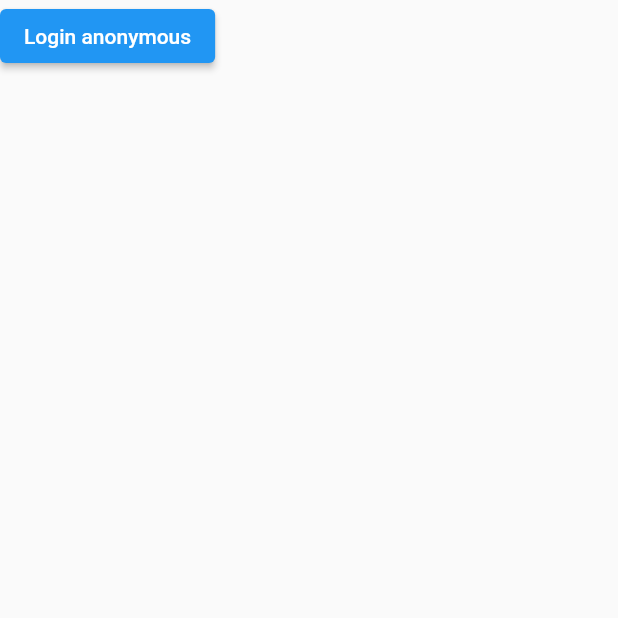
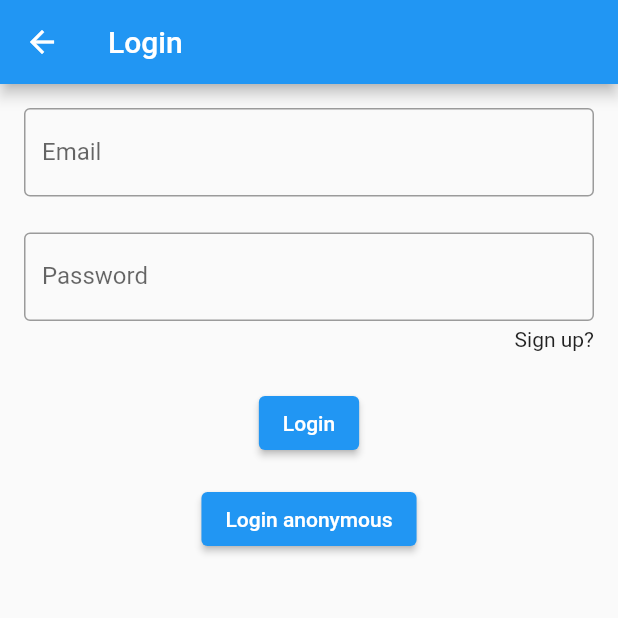
Before and after one commit to bachsoda326/todo_firebase, a Flutter app: the LoginPage screen opened directly, on a phone screen of 412 x 824 dp, the top half of it. Run offline on Flutter 3.47's test engine with Material 2 defaults, Android fonts, the phone set to English and light mode, and no system bars; our stand-ins replace firebase_auth, firebase_core, flutter_easyloading, get; accounts and stored records are empty; network calls fail.

Commit message:
- Temporarily done Login Anonymous.

```diff
--- /dev/null
+++ b/lib/pages/login/login_page.dart
@@ -0,0 +1,106 @@
+import 'package:firebase_auth/firebase_auth.dart';
+import 'package:flutter/material.dart';
+import 'package:flutter_easyloading/flutter_easyloading.dart';
+import 'package:todo_firebase/utils/validation_utils.dart';
+
+class LoginPage extends StatefulWidget {
+  const LoginPage({Key? key}) : super(key: key);
+
+  @override
+  State<LoginPage> createState() => _LoginPageState();
+}
+
+class _LoginPageState extends State<LoginPage> {
+  final GlobalKey<FormState> _formKey = GlobalKey<FormState>();
+  final TextEditingController _userNameController = TextEditingController();
+  final TextEditingController _passwordController = TextEditingController();
+
+  @override
+  void dispose() {
+    _userNameController.dispose();
+    _passwordController.dispose();
+    super.dispose();
+  }
+
+  Future<void> _login() async {
+    if (_formKey.currentState?.validate() ?? false) {}
+  }
+
+  Future<void> _loginAnonymous() async {
+    EasyLoading.show(maskType: EasyLoadingMaskType.black);
+
+    try {
+      final userCredential = await FirebaseAuth.instance.signInAnonymously();
+      debugPrint('Signed in with temporary account. $userCredential');
+
+      EasyLoading.dismiss();
+    } on FirebaseAuthException catch (e) {
+      EasyLoading.dismiss();
+
+      switch (e.code) {
+        case 'operation-not-allowed':
+          debugPrint('Anonymous auth hasn\'t been enabled for this project.');
+          break;
+        default:
+          debugPrint('Unknown error.');
+      }
+    }
+  }
+
+  @override
+  Widget build(BuildContext context) {
+    return Scaffold(
+      appBar: AppBar(title: const Text('Login')),
+      body: Padding(
+        padding: const EdgeInsets.all(16),
+        child: Center(
+          child: Form(
+            key: _formKey,
+            child: Column(
+              children: [
+                TextFormField(
+                  controller: _userNameController,
+                  decoration: const InputDecoration(
+                    border: OutlineInputBorder(),
+                    labelText: 'Email',
+                  ),
+                  autovalidateMode: AutovalidateMode.onUserInteraction,
+                  validator: ValidationUtils.validateEmail,
+                ),
+                const SizedBox(height: 24),
+                TextFormField(
+                  controller: _passwordController,
+                  obscureText: true,
+                  decoration: const InputDecoration(
+                    border: OutlineInputBorder(),
+                    labelText: 'Password',
+                  ),
+                  autovalidateMode: AutovalidateMode.onUserInteraction,
+                  validator: ValidationUtils.validatePassword,
+                ),
+                const SizedBox(height: 4),
+                Align(
+                  alignment: Alignment.centerRight,
+                  child: InkWell(
+                    onTap: () => {},
+                    child: const Text('Sign up?'),
+                  ),
+                ),
+                const SizedBox(height: 24),
+                ElevatedButton(
+                  onPressed: _login,
+                  child: const Text('Login'),
+                ),
+                const SizedBox(height: 16),
+                ElevatedButton(
+                  onPressed: _loginAnonymous,
+                  child: const Text('Login anonymous'),
+                ),
+              ],
+            ),
+          ),
+        ),
+      ),
+    );
+  }
+}
--- a/lib/pages/login_page.dart
+++ /dev/null
@@ -1,16 +0,0 @@
-import 'package:flutter/material.dart';
-
-class LoginPage extends StatelessWidget {
-  const LoginPage({Key? key}) : super(key: key);
-
-  @override
-  Widget build(BuildContext context) {
-    return Scaffold(
-      body: Column(
-        children: [
-          ElevatedButton(onPressed: () {}, child: const Text("Login anonymous")),
-        ],
-      ),
-    );
-  }
-}
--- /dev/null
+++ b/lib/utils/validation_utils.dart
@@ -0,0 +1,15 @@
+class ValidationUtils {
+  static String? validateEmail(String? email) {
+    if (email == null || email.isEmpty) {
+      return 'Email is empty';
+    }
+    return null;
+  }
+
+  static String? validatePassword(String? password) {
+    if (password == null || password.isEmpty) {
+      return 'Password is empty';
+    }
+    return null;
+  }
+}
--- a/pubspec.yaml
+++ b/pubspec.yaml
@@ -35,6 +35,9 @@ dependencies:
   # Use with the CupertinoIcons class for iOS style icons.
   cupertino_icons: ^1.0.2
   firebase_core: ^1.16.0
+  firebase_auth: ^3.3.17
+  flutter_easyloading: ^3.0.3
+  get: ^4.6.1
 
 dev_dependencies:
   flutter_test:
```
Also changed, not shown: lib/main.dart (+6 -88 lines), lib/pages/authentication_page.dart (added, +19 -0 lines), lib/pages/home_page.dart (+17 -2 lines), pubspec.lock, 5 other files.
